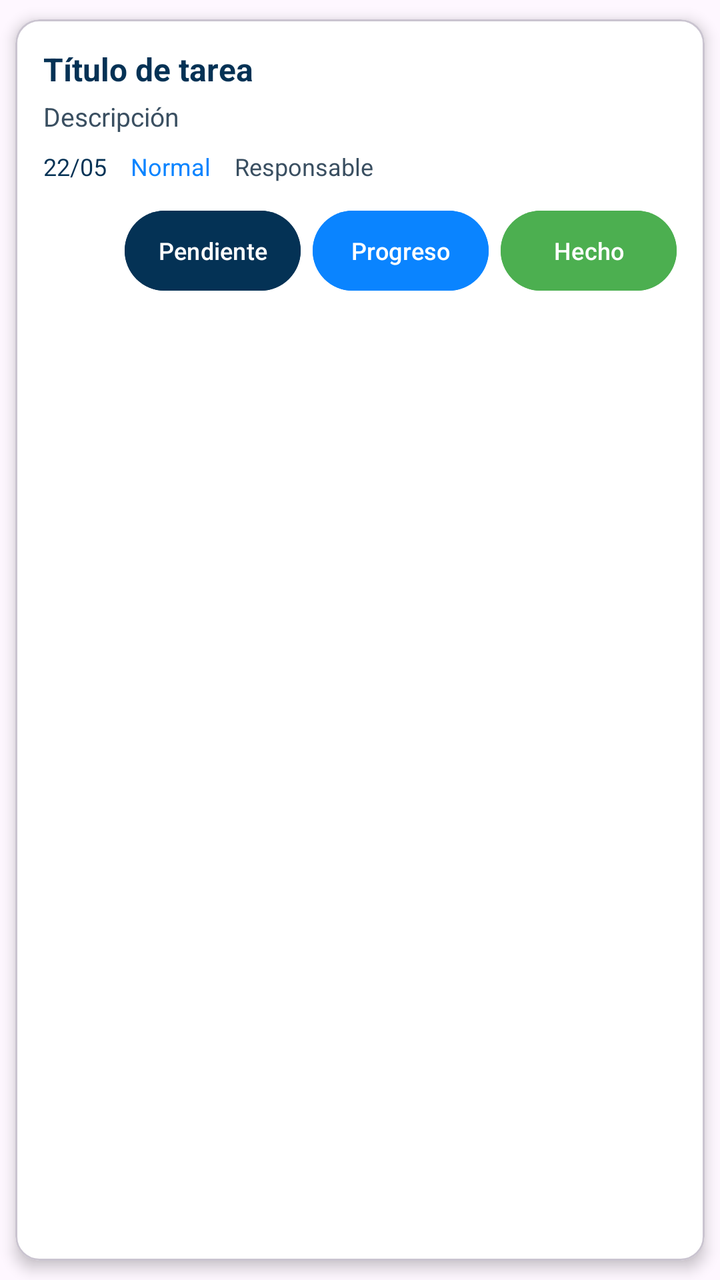
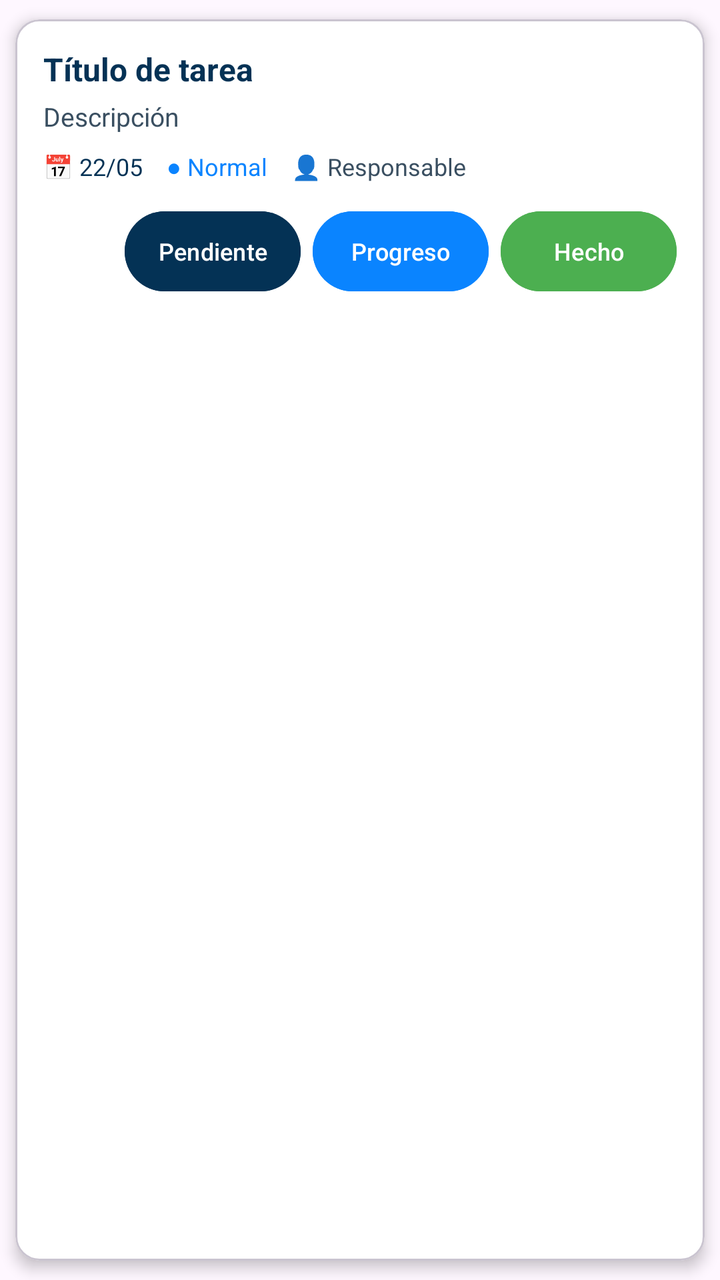

An Android layout rendered at two revisions. The XML below is the earlier revision; the diff shows what the commit changed to produce the second picture.
<!-- AndroidManifest.xml: application theme Theme.AppScrumTutor -->
<!-- res/layout/item_tarea.xml -->
<?xml version="1.0" encoding="utf-8"?>
<com.google.android.material.card.MaterialCardView xmlns:android="http://schemas.android.com/apk/res/android"
    xmlns:app="http://schemas.android.com/apk/res-auto"
    android:layout_width="match_parent"
    android:layout_height="wrap_content"
    android:layout_marginBottom="10dp"
    app:cardCornerRadius="12dp"
    app:cardElevation="4dp"
    app:cardUseCompatPadding="true"
    android:backgroundTint="#FFFFFF"
    android:foreground="?attr/selectableItemBackground">

    <LinearLayout
        android:layout_width="match_parent"
        android:layout_height="wrap_content"
        android:orientation="vertical"
        android:padding="14dp">

        
        <TextView
            android:id="@+id/tvTitulo"
            android:layout_width="match_parent"
            android:layout_height="wrap_content"
            android:text="@string/task_title_label"
            android:textSize="16sp"
            android:textStyle="bold"
            android:textColor="#043255"/>

        
        <TextView
            android:id="@+id/tvDescripcion"
            android:layout_width="match_parent"
            android:layout_height="wrap_content"
            android:text="@string/task_description_label"
            android:textColor="#3A4F61"
            android:textSize="13sp"
            android:paddingTop="4dp" />

        
        <LinearLayout
            android:layout_width="match_parent"
            android:layout_height="wrap_content"
            android:orientation="horizontal"
            android:gravity="center_vertical"
            android:paddingTop="8dp">

            <TextView
                android:id="@+id/tvFecha"
                android:layout_width="wrap_content"
                android:layout_height="wrap_content"
                android:text="@string/task_date_sample"
                android:textSize="12sp"
                android:textColor="#043255" />

            <TextView
                android:id="@+id/tvPrioridad"
                android:layout_width="wrap_content"
                android:layout_height="wrap_content"
                android:layout_marginStart="12dp"
                android:text="@string/task_priority_normal"
                android:textSize="12sp"
                android:textColor="#0A84FF" />

            <TextView
                android:id="@+id/tvResponsable"
                android:layout_width="wrap_content"
                android:layout_height="wrap_content"
                android:layout_marginStart="12dp"
                android:text="@string/task_responsible_label"
                android:textSize="12sp"
                android:textColor="#3A4F61" />
        </LinearLayout>

        
        <LinearLayout
            android:id="@+id/layoutAcciones"
            android:layout_width="match_parent"
            android:layout_height="wrap_content"
            android:orientation="horizontal"
            android:gravity="end"
            android:paddingTop="10dp">

            <Button
                android:id="@+id/btnPendiente"
                android:layout_width="wrap_content"
                android:layout_height="wrap_content"
                android:text="@string/status_pending"
                android:textSize="12sp"
                android:textColor="#FFFFFF"
                android:backgroundTint="#043255"
                android:paddingHorizontal="8dp"/>

            <Button
                android:id="@+id/btnProgreso"
                android:layout_width="wrap_content"
                android:layout_height="wrap_content"
                android:text="@string/status_in_progress"
                android:textSize="12sp"
                android:textColor="#FFFFFF"
                android:backgroundTint="#0A84FF"
                android:layout_marginStart="6dp"
                android:paddingHorizontal="8dp"/>

            <Button
                android:id="@+id/btnHecho"
                android:layout_width="wrap_content"
                android:layout_height="wrap_content"
                android:text="@string/status_done"
                android:textSize="12sp"
                android:textColor="#FFFFFF"
                android:backgroundTint="#4CAF50"
                android:layout_marginStart="6dp"
                android:paddingHorizontal="8dp"/>
        </LinearLayout>

    </LinearLayout>

</com.google.android.material.card.MaterialCardView>
<!-- resources referenced by this layout -->
<resources>
  <string name="status_done">Hecho</string>
  <string name="status_in_progress">Progreso</string>
  <string name="status_pending">Pendiente</string>
  <string name="task_date_sample">22/05</string>
  <string name="task_description_label">Descripción</string>
  <string name="task_priority_normal">Normal</string>
  <string name="task_responsible_label">Responsable</string>
  <string name="task_title_label">Título de tarea</string>
  <style name="Theme.AppScrumTutor" parent="Base.Theme.AppScrumTutor" />
  <style name="Base.Theme.AppScrumTutor" parent="Theme.Material3.DayNight.NoActionBar">
          
          
      </style>
</resources>

<!-- the commit's change to res/layout/item_tarea.xml (unified diff, before → after) -->
@@ -21,7 +21,7 @@
             android:id="@+id/tvTitulo"
             android:layout_width="match_parent"
             android:layout_height="wrap_content"
-            android:text="@string/task_title_label"
+            android:text="Título de tarea"
             android:textSize="16sp"
             android:textStyle="bold"
             android:textColor="#043255"/>
@@ -31,7 +31,7 @@
             android:id="@+id/tvDescripcion"
             android:layout_width="match_parent"
             android:layout_height="wrap_content"
-            android:text="@string/task_description_label"
+            android:text="Descripción"
             android:textColor="#3A4F61"
             android:textSize="13sp"
             android:paddingTop="4dp" />
@@ -48,7 +48,7 @@
                 android:id="@+id/tvFecha"
                 android:layout_width="wrap_content"
                 android:layout_height="wrap_content"
-                android:text="@string/task_date_sample"
+                android:text="📅 22/05"
                 android:textSize="12sp"
                 android:textColor="#043255" />
 
@@ -57,7 +57,7 @@
                 android:layout_width="wrap_content"
                 android:layout_height="wrap_content"
                 android:layout_marginStart="12dp"
-                android:text="@string/task_priority_normal"
+                android:text="● Normal"
                 android:textSize="12sp"
                 android:textColor="#0A84FF" />
 
@@ -66,7 +66,7 @@
                 android:layout_width="wrap_content"
                 android:layout_height="wrap_content"
                 android:layout_marginStart="12dp"
-                android:text="@string/task_responsible_label"
+                android:text="👤 Responsable"
                 android:textSize="12sp"
                 android:textColor="#3A4F61" />
         </LinearLayout>
@@ -84,7 +84,7 @@
                 android:id="@+id/btnPendiente"
                 android:layout_width="wrap_content"
                 android:layout_height="wrap_content"
-                android:text="@string/status_pending"
+                android:text="Pendiente"
                 android:textSize="12sp"
                 android:textColor="#FFFFFF"
                 android:backgroundTint="#043255"
@@ -94,7 +94,7 @@
                 android:id="@+id/btnProgreso"
                 android:layout_width="wrap_content"
                 android:layout_height="wrap_content"
-                android:text="@string/status_in_progress"
+                android:text="Progreso"
                 android:textSize="12sp"
                 android:textColor="#FFFFFF"
                 android:backgroundTint="#0A84FF"
@@ -105,7 +105,7 @@
                 android:id="@+id/btnHecho"
                 android:layout_width="wrap_content"
                 android:layout_height="wrap_content"
-                android:text="@string/status_done"
+                android:text="Hecho"
                 android:textSize="12sp"
                 android:textColor="#FFFFFF"
                 android:backgroundTint="#4CAF50"
<!-- resource entries referenced after the edit -->
@@ -1,13 +1,5 @@
 <!-- resources referenced by this layout -->
 <resources>
-  <string name="status_done">Hecho</string>
-  <string name="status_in_progress">Progreso</string>
-  <string name="status_pending">Pendiente</string>
-  <string name="task_date_sample">22/05</string>
-  <string name="task_description_label">Descripción</string>
-  <string name="task_priority_normal">Normal</string>
-  <string name="task_responsible_label">Responsable</string>
-  <string name="task_title_label">Título de tarea</string>
   <style name="Theme.AppScrumTutor" parent="Base.Theme.AppScrumTutor" />
   <style name="Base.Theme.AppScrumTutor" parent="Theme.Material3.DayNight.NoActionBar">
           
